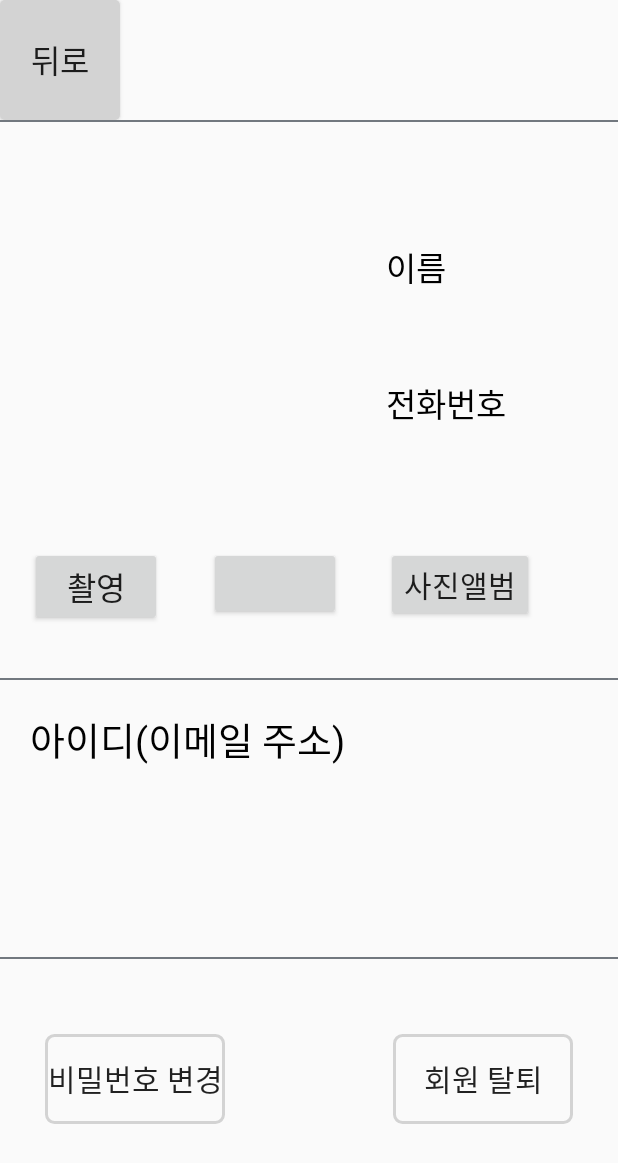
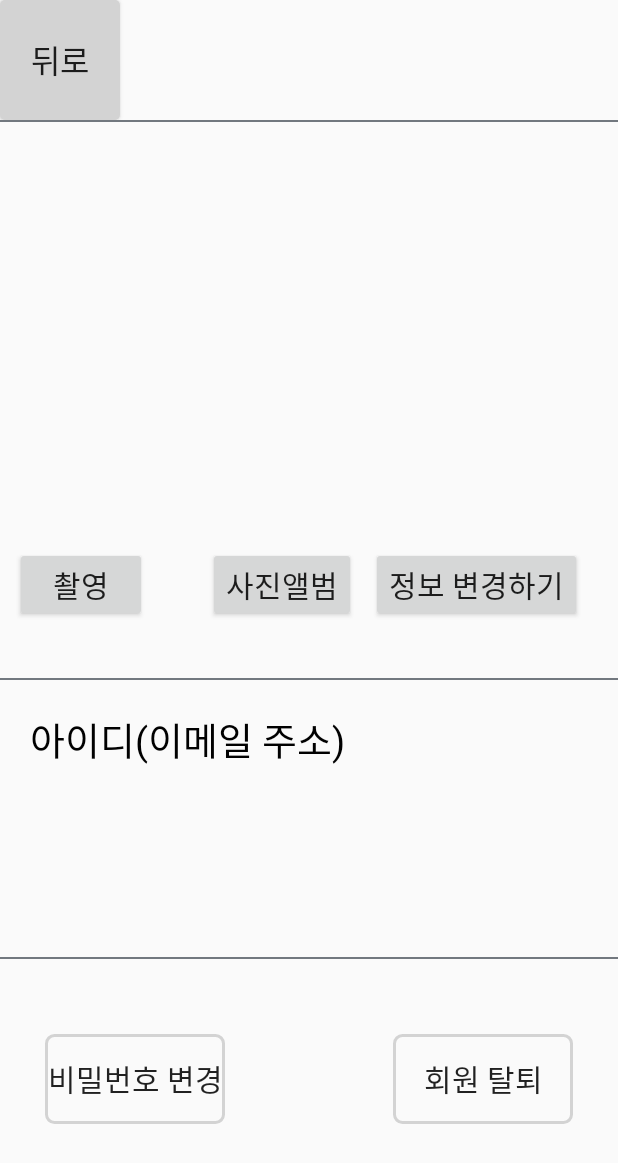
Before and after one commit to eaststarmmt/easy-connect, an Android app: the Page_mypage screen opened directly, with no data from a screen before it, on a phone screen of 412 x 824 dp. Shown: the top 1163 px of the screen. Run offline under Robolectric (Android 15) with nearby library versions, the phone set to English and light mode, and no system bars; our stand-ins replace Firebase (no records; nobody signed in at launch, a user with empty details on screens opened directly).

```diff
--- a/app/src/main/res/layout/activity_page_mypage.xml
+++ b/app/src/main/res/layout/activity_page_mypage.xml
@@ -69,11 +69,11 @@
                         android:id="@+id/bt_take_img"
                         android:layout_width="wrap_content"
                         android:layout_height="wrap_content"
-                        android:layout_marginLeft="20dp"
+                        android:layout_marginLeft="10dp"
                         android:layout_alignParentLeft="true"
                         android:layout_marginTop="5dp"
                         android:layout_marginBottom="15dp"
-                        android:textSize="21dp"
+                        android:textSize="20dp"
                         android:text="촬영"/>
 
                     <Button
@@ -81,12 +81,12 @@
                         android:layout_width="wrap_content"
                         android:layout_height="wrap_content"
                         android:layout_gravity="center_horizontal"
-                        android:layout_marginRight="20dp"
+                        android:layout_marginRight="10dp"
                         android:layout_alignParentRight="true"
                         android:layout_marginTop="5dp"
                         android:layout_marginBottom="15dp"
-                        android:textSize="21dp"
-                        android:text=""/>
+                        android:textSize="20dp"
+                        android:text="사진앨범"/>
 
                 </RelativeLayout>
 
@@ -105,37 +105,21 @@
                     android:layout_weight="1">
 
                     <TextView
-                        android:layout_width="match_parent"
-                        android:layout_height="wrap_content"
-                        android:layout_marginTop="80dp"
-                        android:layout_marginLeft="10dp"
-                        android:textSize="22dp"
-                        android:textColor="#000000"
-                        android:text="이름"/>
-                    <TextView
                         android:id="@+id/txt_name"
-                        android:layout_marginTop="10dp"
+                        android:layout_marginTop="100dp"
                         android:layout_marginLeft="10dp"
                         android:layout_marginRight="10dp"
                         android:layout_width="match_parent"
-                        android:textSize="20dp"
+                        android:textSize="18dp"
                         android:layout_height="wrap_content"/>
 
                     <TextView
-                        android:layout_width="match_parent"
-                        android:layout_height="wrap_content"
-                        android:layout_marginTop="20dp"
-                        android:layout_marginLeft="10dp"
-                        android:textSize="22dp"
-                        android:textColor="#000000"
-                        android:text="전화번호"/>
-                    <TextView
                         android:id="@+id/txt_phoneNumber"
-                        android:layout_marginTop="10dp"
+                        android:layout_marginTop="30dp"
                         android:layout_marginLeft="10dp"
                         android:layout_marginRight="10dp"
                         android:layout_width="match_parent"
-                        android:textSize="20dp"
+                        android:textSize="18dp"
                         android:layout_height="wrap_content"/>
 
                 </LinearLayout>
@@ -150,11 +134,10 @@
                         android:id="@+id/bt_change_information"
                         android:layout_width="wrap_content"
                         android:layout_height="wrap_content"
-                        android:layout_marginLeft="10dp"
                         android:layout_marginTop="5dp"
                         android:layout_marginBottom="15dp"
                         android:textSize="20dp"
-                        android:text="사진앨범"/>
+                        android:text="정보 변경하기"/>
 
                 </LinearLayout>
 
```
Also changed, not shown: app/src/main/java/kr/ac/cau/easyconnect/MainActivity.kt (+18 -0 lines), app/src/main/res/layout/activity_main.xml (+79 -3 lines).
